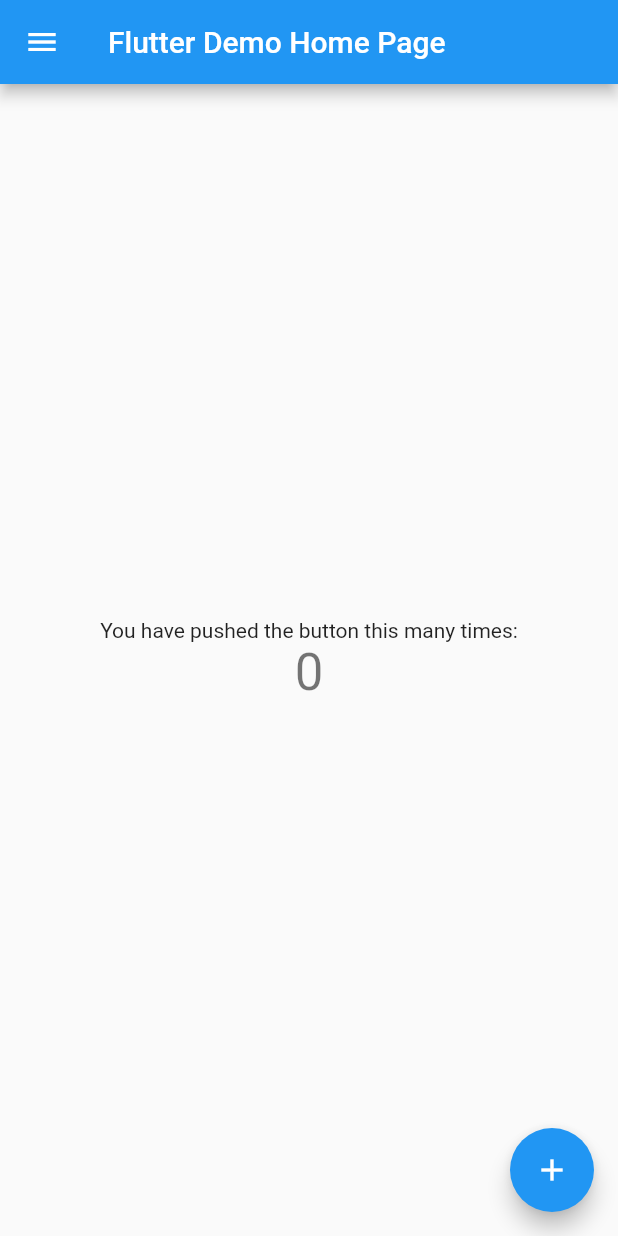
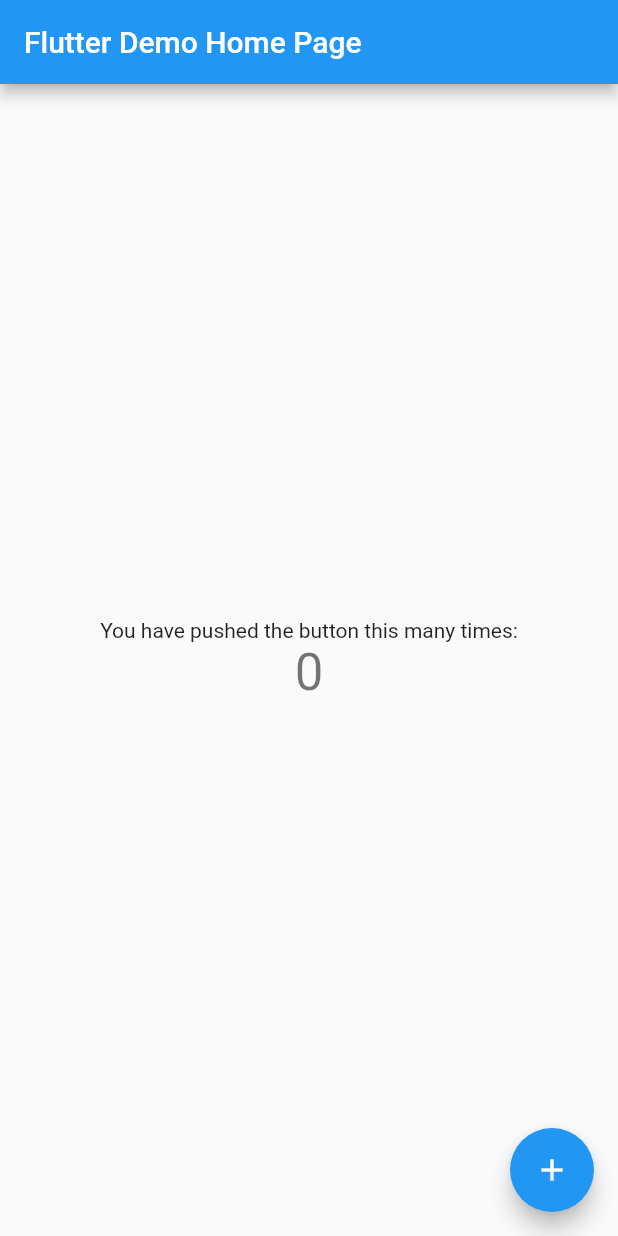
Before and after one commit to Drilbur-CST126/Zoo-App, a Flutter app: the screen it shows after launch, on a phone screen of 412 x 824 dp. Run offline on Flutter 3.47's test engine with Material 2 defaults, Android fonts, the phone set to English and light mode, and no system bars.

Commit message:
Revert "Added Primary method of having a drawer. Need to work on making new windows for them."

```diff
--- a/lib/Drawer.dart
+++ /dev/null
@@ -1,8 +0,0 @@
-import 'package:flutter/material.dart';
-
-class DrawerItem
-{
-  String title;
-  IconData icon;
-  DrawerItem(this.title, this.icon);
-}
--- a/lib/main.dart
+++ b/lib/main.dart
@@ -1,14 +1,23 @@
 import 'package:flutter/material.dart';
-import 'package:zoo_app/Drawer.dart';
 
 void main() => runApp(MyApp());
 
 class MyApp extends StatelessWidget {
+  // This widget is the root of your application.
   @override
   Widget build(BuildContext context) {
     return MaterialApp(
       title: 'Flutter Demo',
       theme: ThemeData(
+        // This is the theme of your application.
+        //
+        // Try running your application with "flutter run". You'll see the
+        // application has a blue toolbar. Then, without quitting the app, try
+        // changing the primarySwatch below to Colors.green and then invoke
+        // "hot reload" (press "r" in the console where you ran "flutter run",
+        // or simply save your changes to "hot reload" in a Flutter IDE).
+        // Notice that the counter didn't reset back to zero; the application
+        // is not restarted.
         primarySwatch: Colors.blue,
       ),
       home: MyHomePage(title: 'Flutter Demo Home Page'),
@@ -19,10 +28,14 @@ class MyApp extends StatelessWidget {
 class MyHomePage extends StatefulWidget {
   MyHomePage({Key key, this.title}) : super(key: key);
 
-  final drawerItems = [
-    new DrawerItem("Animals", Icons.image),
-    new DrawerItem("Map", Icons.map)
-  ];
+  // This widget is the home page of your application. It is stateful, meaning
+  // that it has a State object (defined below) that contains fields that affect
+  // how it looks.
+
+  // This class is the configuration for the state. It holds the values (in this
+  // case the title) provided by the parent (in this case the App widget) and
+  // used by the build method of the State. Fields in a Widget subclass are
+  // always marked "final".
 
   final String title;
 
@@ -32,59 +45,50 @@ class MyHomePage extends StatefulWidget {
 
 class _MyHomePageState extends State<MyHomePage> {
   int _counter = 0;
-  int _selectedDrawerIndex = 0;
-
-  void _getDrawerItemWidget(int pos){
-    switch(pos){
-      case 0:
-        return;
-      default:
-        return;
-    }
-
-  }
-
-  _onSelectItem(int index){
-    setState(() => _selectedDrawerIndex = index);
-    Navigator.of(context).pop();
-  }
 
   void _incrementCounter() {
     setState(() {
+      // This call to setState tells the Flutter framework that something has
+      // changed in this State, which causes it to rerun the build method below
+      // so that the display can reflect the updated values. If we changed
+      // _counter without calling setState(), then the build method would not be
+      // called again, and so nothing would appear to happen.
       _counter++;
     });
   }
 
   @override
   Widget build(BuildContext context) {
-    var drawerOptions = <Widget>[];
-    for (var i = 0; i < widget.drawerItems.length; i++)
-      {
-        var d = widget.drawerItems[i];
-        drawerOptions.add(
-          new ListTile(
-            leading: new Icon(d.icon),
-            title: new Text(d.title),
-            selected: i == _selectedDrawerIndex,
-            onTap: () => _onSelectItem(i),
-          )
-        );
-      }
-
+    // This method is rerun every time setState is called, for instance as done
+    // by the _incrementCounter method above.
+    //
+    // The Flutter framework has been optimized to make rerunning build methods
+    // fast, so that you can just rebuild anything that needs updating rather
+    // than having to individually change instances of widgets.
     return Scaffold(
       appBar: AppBar(
+        // Here we take the value from the MyHomePage object that was created by
+        // the App.build method, and use it to set our appbar title.
         title: Text(widget.title),
       ),
-      drawer: new Drawer(
-        child: new Column(
-          children: <Widget>[
-            new UserAccountsDrawerHeader(accountName: new Text("Debug"), accountEmail: null),
-            new Column(children: drawerOptions)
-          ],
-        )
-      ),
       body: Center(
+        // Center is a layout widget. It takes a single child and positions it
+        // in the middle of the parent.
         child: Column(
+          // Column is also a layout widget. It takes a list of children and
+          // arranges them vertically. By default, it sizes itself to fit its
+          // children horizontally, and tries to be as tall as its parent.
+          //
+          // Invoke "debug painting" (press "p" in the console, choose the
+          // "Toggle Debug Paint" action from the Flutter Inspector in Android
+          // Studio, or the "Toggle Debug Paint" command in Visual Studio Code)
+          // to see the wireframe for each widget.
+          //
+          // Column has various properties to control how it sizes itself and
+          // how it positions its children. Here we use mainAxisAlignment to
+          // center the children vertically; the main axis here is the vertical
+          // axis because Columns are vertical (the cross axis would be
+          // horizontal).
           mainAxisAlignment: MainAxisAlignment.center,
           children: <Widget>[
             Text(
@@ -101,7 +105,7 @@ class _MyHomePageState extends State<MyHomePage> {
         onPressed: _incrementCounter,
         tooltip: 'Increment',
         child: Icon(Icons.add),
-      ),
+      ), // This trailing comma makes auto-formatting nicer for build methods.
     );
   }
 }
```
